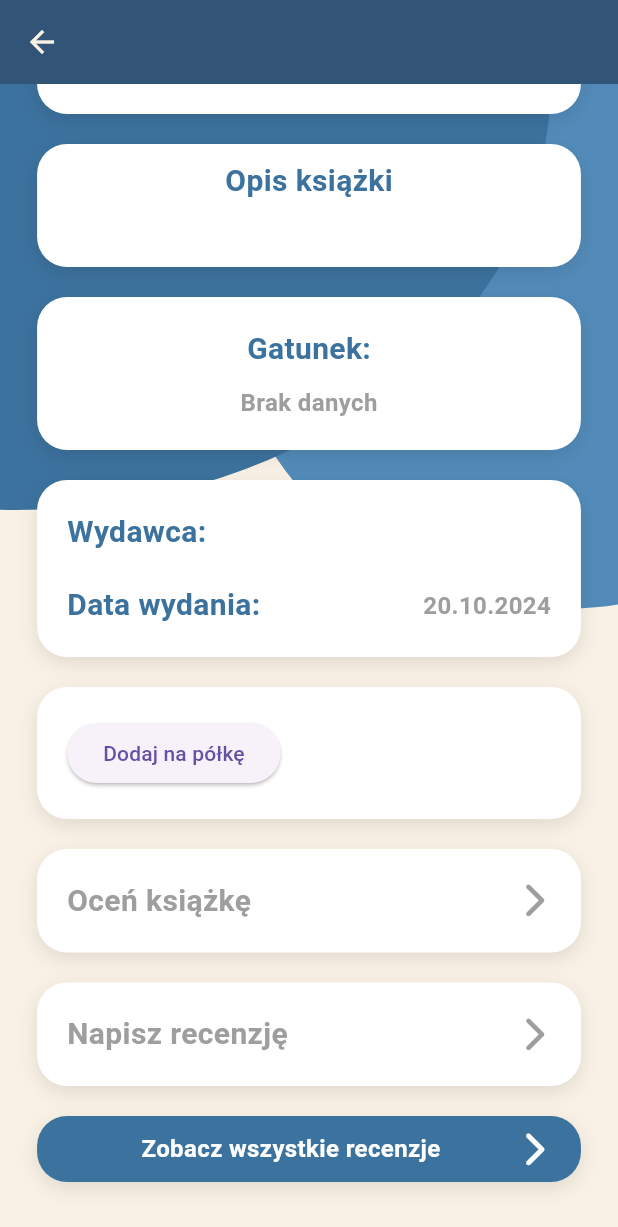
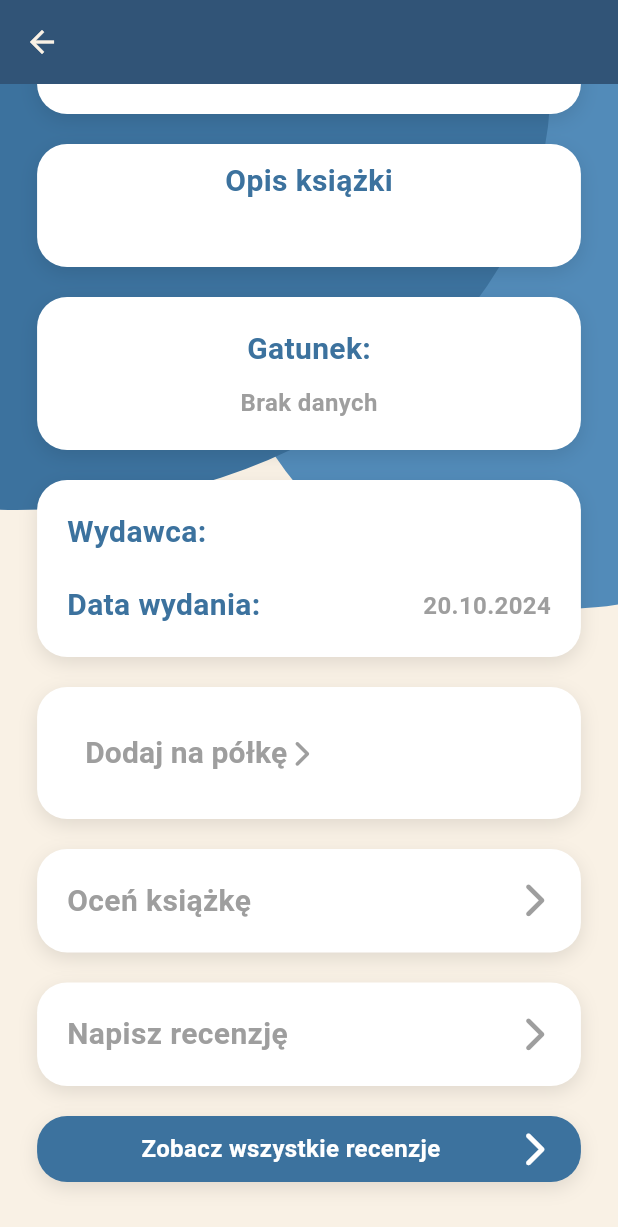
Before and after one commit to DFraczek/books_app, a Flutter app: the BookDetails screen opened directly with empty values, scrolled down 366 dp, on a phone screen of 412 x 824 dp. Shown: the top 1227 px of the screen. Run offline on Flutter 3.47's test engine with Material 3 defaults, Android fonts, the phone set to English and light mode, and no system bars; our stand-ins replace cloud_firestore, firebase_auth, firebase_core, firebase_storage, flutter_colorpicker, flutter_secure_storage and 3 more; accounts and stored records are empty.

Commit message:
poprawiony wygląd przycisku dodania książki

```diff
--- a/lib/book_details.dart
+++ b/lib/book_details.dart
@@ -712,7 +712,7 @@ class BookDetails extends StatelessWidget {
                                         mainAxisAlignment:
                                             MainAxisAlignment.spaceBetween,
                                         children: [
-                                          ElevatedButton(
+                                          TextButton(
                                             onPressed: () async {
                                               List<String> shelfIds =
                                                   await _fetchUserShelfIds();
@@ -727,7 +727,24 @@ class BookDetails extends StatelessWidget {
                                                 ),
                                               );
                                             },
-                                            child: Text('Dodaj na półkę'),
+                                            child: const Row(
+                                              mainAxisSize: MainAxisSize.min,
+                                              children: [
+                                                Text(
+                                                  'Dodaj na półkę',
+                                                  style: TextStyle(
+                                                    fontSize: 20,
+                                                    fontWeight: FontWeight.bold,
+                                                    color: Colors.grey,
+                                                  ),
+                                                ),
+                                                //Do poprawy aby ikona była na końcu przycisku
+                                                Icon(
+                                                  FontAwesomeIcons.chevronRight,
+                                                  color: Colors.grey,
+                                                ),
+                                              ],
+                                            ),
                                           ),
                                         ],
                                       ),
```
